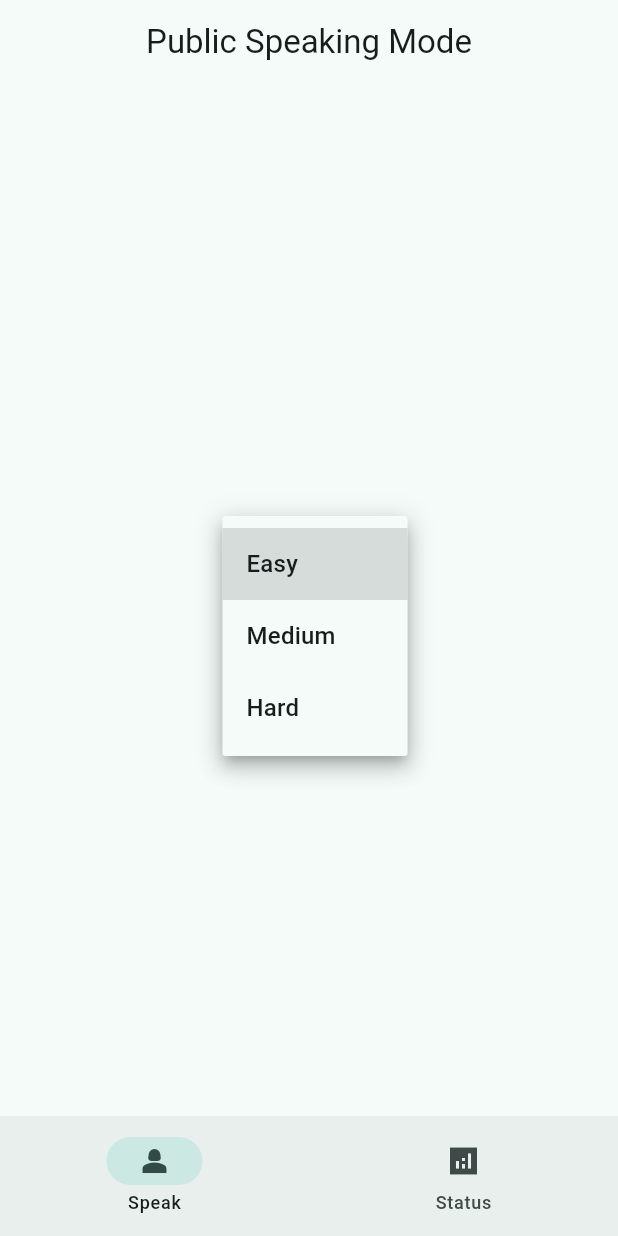
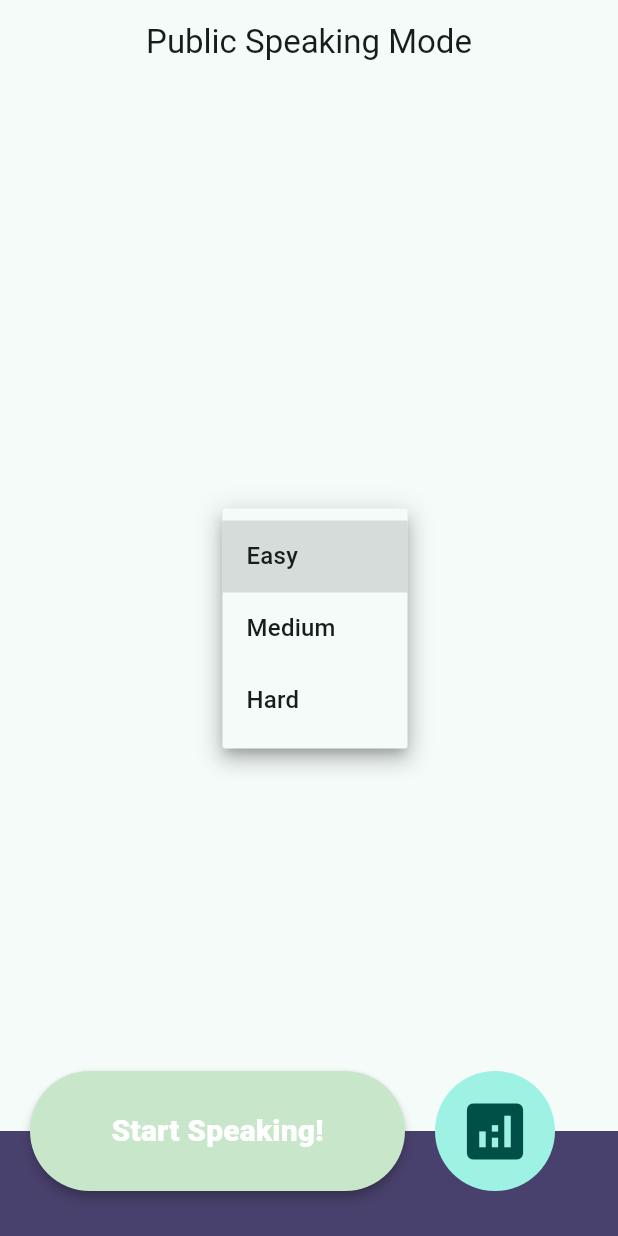
Before and after one commit to kemdav/voquadro, a Flutter app: the PublicSpeakingSelectionPage screen opened directly, after a tap on "Easy", on a phone screen of 412 x 824 dp. Run offline on Flutter 3.47's test engine with Material 3 defaults, Android fonts, the phone set to English and light mode, and no system bars; our stand-ins replace flutter_dotenv, supabase_flutter; accounts and stored records are empty.

Commit message:
feat: add 6 hex color to 8 color converter

```diff
--- /dev/null
+++ b/lib/src/hex_color.dart
@@ -0,0 +1,12 @@
+import 'package:flutter/material.dart';
+
+extension HexColor on String {
+  Color toColor() {
+    final hexString = startsWith('#') ? substring(1) : this;
+    final buffer = StringBuffer();
+    if (hexString.length == 6) buffer.write('ff');
+    buffer.write(hexString);
+
+    return Color(int.parse(buffer.toString(), radix: 16));
+  }
+}
--- a/lib/views/pages/gameplay/public_speaking/public_speaking_selection_page.dart
+++ b/lib/views/pages/gameplay/public_speaking/public_speaking_selection_page.dart
@@ -2,7 +2,7 @@ import 'package:flutter/material.dart';
 import 'package:voquadro/data/notifiers.dart';
 import 'package:voquadro/views/pages/gameplay/public_speaking/mode_page.dart';
 import 'package:voquadro/views/pages/gameplay/public_speaking/status_page.dart';
-import 'package:voquadro/views/widgets/navbar_mode_selection.dart';
+import 'package:voquadro/views/widgets/navbar_mode.dart';
 
 List<Widget> pages = [ModePage(), PublicSpeakingStatusPage()];
 class PublicSpeakingSelectionPage extends StatefulWidget {
@@ -21,7 +21,7 @@ class _PublicSpeakingSelectionPageState extends State<PublicSpeakingSelectionPag
         title: Text('Public Speaking Mode'),
         centerTitle: true,
       ),
-      bottomNavigationBar: NavbarModeSelectionWidget(statusPage: PublicSpeakingStatusPage(),),
+      bottomNavigationBar: NavbarMode(statusPage: PublicSpeakingStatusPage(),),
       body: ValueListenableBuilder(valueListenable: publicModeSelectedNotifier, builder: (context, value, child) {
         return pages.elementAt(value);
       },),
--- /dev/null
+++ b/lib/views/widgets/navbar_mode.dart
@@ -0,0 +1,81 @@
+import 'package:flutter/material.dart';
+import 'package:voquadro/data/notifiers.dart';
+import 'package:voquadro/src/hex_color.dart';
+
+class NavbarMode extends StatefulWidget {
+  const NavbarMode({super.key, required this.statusPage});
+
+  final Widget statusPage;
+
+  @override
+  State<NavbarMode> createState() => _NavbarModeState();
+}
+
+class _NavbarModeState extends State<NavbarMode> {
+  @override
+  Widget build(BuildContext context) {
+    const double navBarHeight = 70.0;
+    const double buttonHeight = 90.0;
+     return SizedBox(
+      height: buttonHeight,
+      child: Stack(
+        clipBehavior: Clip.none,
+        children: [
+          Positioned(
+            bottom: 0,
+            left: 0,
+            right: 0,
+            child: Container(
+              height: navBarHeight,
+              decoration: BoxDecoration(
+                color: "49416D".toColor(),
+              ),
+              child: Row(
+                mainAxisAlignment: MainAxisAlignment.spaceEvenly,
+                children: [
+                ],
+              ),
+            ),
+          ),
+          Positioned(
+            top: -20,
+            bottom: 30,
+            left: 20,
+            child: Row(
+              children: [
+                SizedBox(
+                  height: buttonHeight,
+                  width: 250,
+                  child: FloatingActionButton(
+                    shape: const StadiumBorder(),
+                    onPressed: () {
+                    },
+                    backgroundColor: const Color(0xFFC8E6C9),
+                    elevation: 3.0,
+                    child: Column(
+                      mainAxisAlignment: MainAxisAlignment.center,
+                      children: [
+                        const Text(
+
+                          'Start Speaking!',
+                          style: TextStyle(color: Colors.white, fontSize: 20, fontWeight: FontWeight.w900),
+                        ),
+                      ],
+                    ),
+                  ),
+                ),
+                SizedBox(width: 20,),
+                CircleAvatar(
+                  radius: 40,
+                  child: IconButton(onPressed: () {
+
+                  }, icon: Icon(Icons.analytics), iconSize: 50,),
+                )
+              ],
+            ),
+          ),
+        ],
+      ),
+    );
+  }
+}
```
